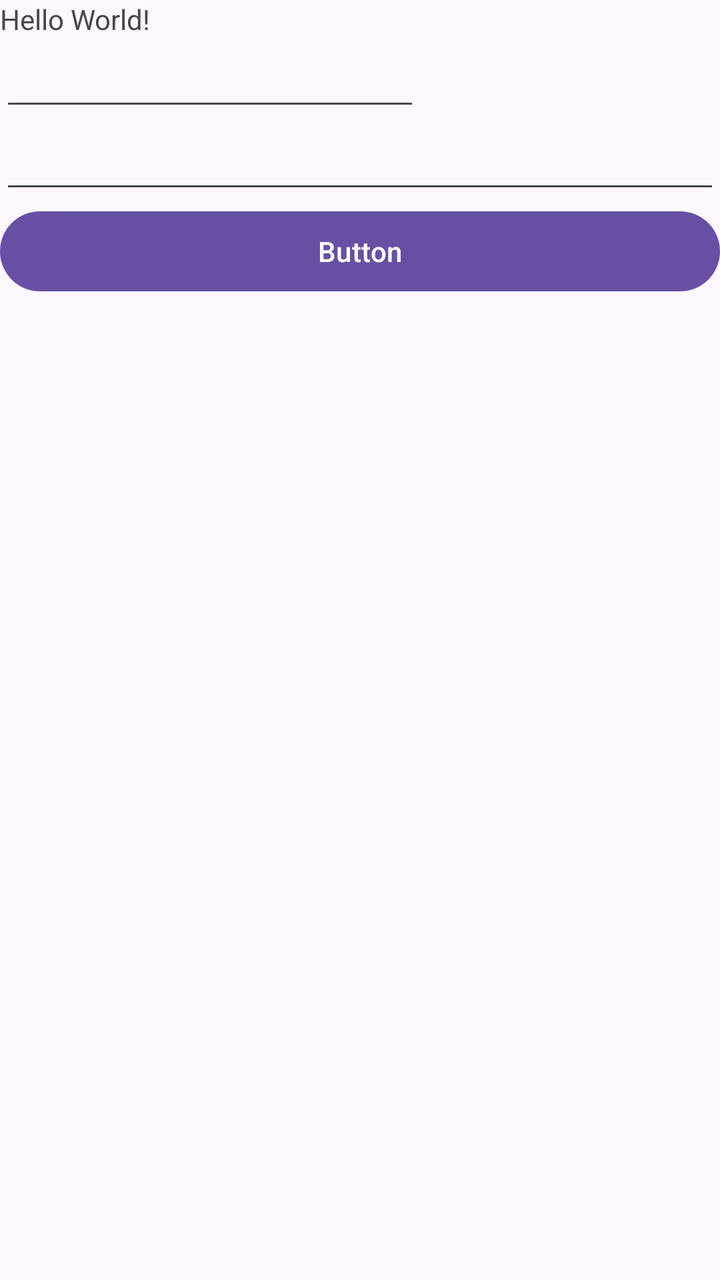
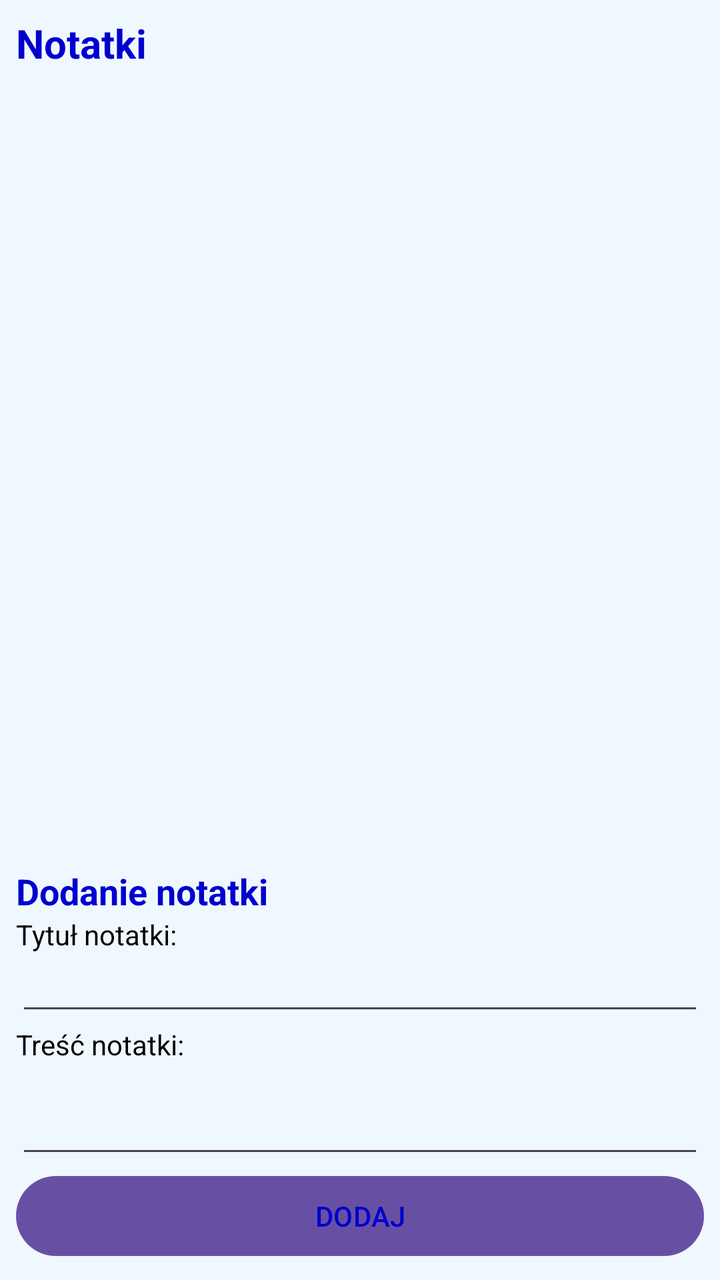

An Android layout rendered at two revisions. The XML below is the earlier revision; the diff shows what the commit changed to produce the second picture.
<!-- AndroidManifest.xml: application theme Theme.MyApplication -->
<!-- res/layout/activity_main.xml -->
<?xml version="1.0" encoding="utf-8"?>
<LinearLayout xmlns:android="http://schemas.android.com/apk/res/android"
    xmlns:app="http://schemas.android.com/apk/res-auto"
    xmlns:tools="http://schemas.android.com/tools"
    android:id="@+id/main"
    android:layout_width="match_parent"
    android:layout_height="match_parent"
    android:orientation="vertical"
    tools:context=".MainActivity">

    <TextView
        android:layout_width="wrap_content"
        android:layout_height="wrap_content"
        android:text="Hello World!" />

    <ListView
        android:id="@+id/listview"
        android:layout_width="match_parent"
        android:layout_height="wrap_content">

    </ListView>

    <EditText
        android:id="@+id/editTextText"
        android:layout_width="wrap_content"
        android:layout_height="wrap_content"
        android:ems="10"
        android:inputType="text" />

    <EditText
        android:id="@+id/editTextText2"
        android:layout_width="match_parent"
        android:layout_height="wrap_content"
        android:ems="10"
        android:inputType="text"
       />

    <Button
        android:id="@+id/button"
        android:layout_width="match_parent"
        android:layout_height="wrap_content"
        android:text="Button" />

</LinearLayout>
<!-- resources referenced by this layout -->
<resources>
  <style name="Theme.MyApplication" parent="Base.Theme.MyApplication" />
  <style name="Base.Theme.MyApplication" parent="Theme.Material3.DayNight.NoActionBar">
          
          
      </style>
</resources>

<!-- the commit's change to res/layout/activity_main.xml (unified diff, before → after) -->
@@ -1,44 +1,86 @@
 <?xml version="1.0" encoding="utf-8"?>
 <LinearLayout xmlns:android="http://schemas.android.com/apk/res/android"
-    xmlns:app="http://schemas.android.com/apk/res-auto"
     xmlns:tools="http://schemas.android.com/tools"
     android:id="@+id/main"
     android:layout_width="match_parent"
     android:layout_height="match_parent"
     android:orientation="vertical"
+    android:background="#F0F8FF"
+    android:padding="8dp"
     tools:context=".MainActivity">
 
+
     <TextView
-        android:layout_width="wrap_content"
+        android:layout_width="match_parent"
         android:layout_height="wrap_content"
-        android:text="Hello World!" />
+        android:text="Notatki"
+        android:textColor="#0000CD"
+        android:textSize="20sp"
+        android:textStyle="bold"
+        android:paddingBottom="4dp" />
+
 
     <ListView
         android:id="@+id/listview"
         android:layout_width="match_parent"
-        android:layout_height="wrap_content">
+        android:layout_height="0dp"
+        android:layout_weight="1"
+        android:background="#F0F8FF"
+        android:divider="#BDBDBD"
+        android:dividerHeight="1dp" />
 
-    </ListView>
+
+    <TextView
+        android:id="@+id/textView"
+        android:layout_width="match_parent"
+        android:layout_height="wrap_content"
+        android:text="Dodanie notatki"
+        android:textColor="#0000CD"
+        android:textSize="18sp"
+        android:textStyle="bold"
+        android:paddingTop="8dp" />
+
+
+    <TextView
+        android:layout_width="match_parent"
+        android:layout_height="wrap_content"
+        android:text="Tytuł notatki: "
+        android:textColor="#000000"
+        android:textSize="14sp" />
+
 
     <EditText
         android:id="@+id/editTextText"
-        android:layout_width="wrap_content"
+        android:layout_width="match_parent"
         android:layout_height="wrap_content"
-        android:ems="10"
-        android:inputType="text" />
+
+
+        android:textSize="14sp" />
+
+
+    <TextView
+        android:layout_width="match_parent"
+        android:layout_height="wrap_content"
+        android:text="Treść notatki: "
+        android:textColor="#000000"
+        android:textSize="14sp" />
+
 
     <EditText
         android:id="@+id/editTextText2"
         android:layout_width="match_parent"
         android:layout_height="wrap_content"
-        android:ems="10"
-        android:inputType="text"
-       />
+
+        android:minLines="2"
+        android:gravity="top"
+        android:textSize="14sp" />
+
 
     <Button
         android:id="@+id/button"
         android:layout_width="match_parent"
         android:layout_height="wrap_content"
-        android:text="Button" />
+        android:text="DODAJ"
+        android:textColor="#0000CD" />
 
 </LinearLayout>
